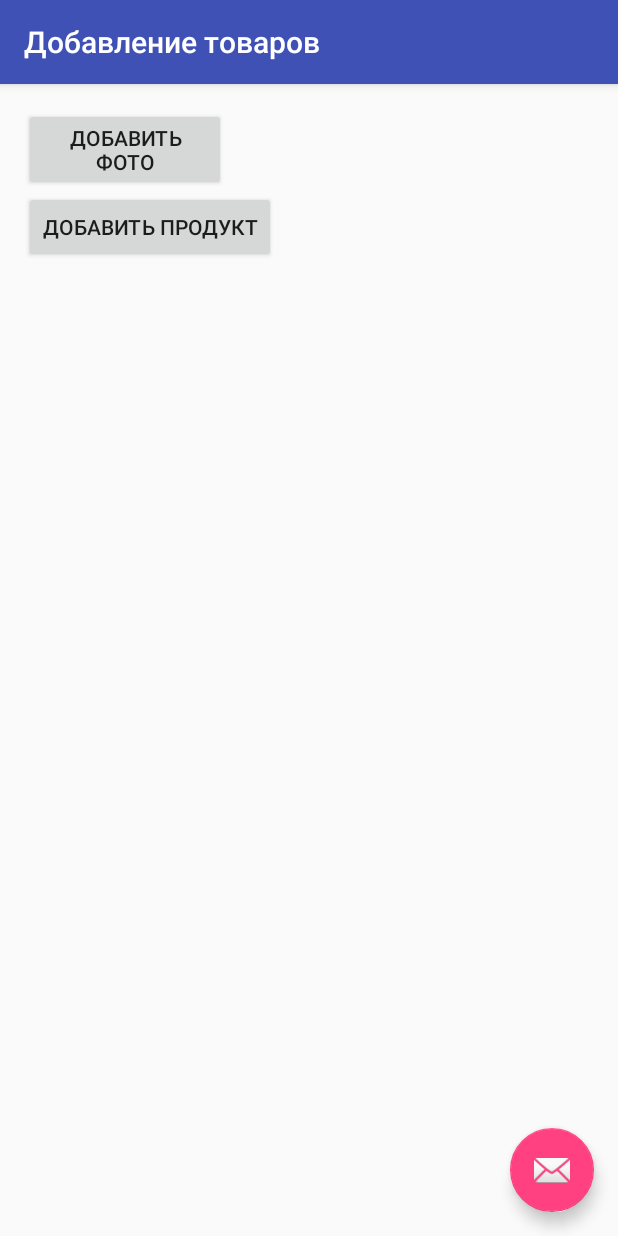
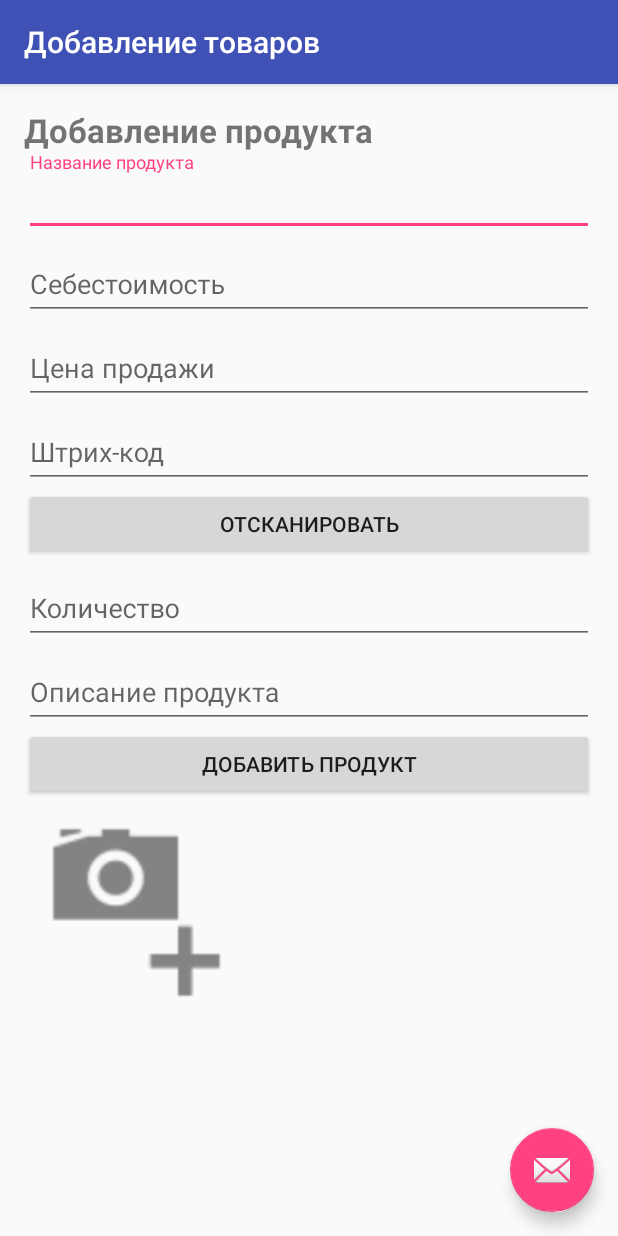
Before and after one commit to grechkin-pogrebnyakov/smartshop, an Android app: the AddProductActivity screen opened directly, with no data from a screen before it, after a tap on "ДОБАВИТЬ ПРОДУКТ", on a phone screen of 412 x 824 dp. Run offline under Robolectric (Android 15) with nearby library versions, the phone set to English and light mode, and no system bars; libraries missing offline, so code that uses them is left out: com.google.zxing.integration.

Commit message:
implemented function for add product in database

```diff
--- a/app/src/main/AndroidManifest.xml
+++ b/app/src/main/AndroidManifest.xml
@@ -8,6 +8,8 @@
     <uses-permission android:name="android.permission.READ_CONTACTS" />
     <uses-permission android:name="android.permission.INTERNET" />
     <uses-permission android:name="android.permission.ACCESS_NETWORK_STATE" />
+    <uses-feature android:name="android.hardware.camera"
+        android:required="true" />
 
     <application
         android:allowBackup="true"
--- a/app/src/main/java/com/technopark/smartbiz/MainActivity.java
+++ b/app/src/main/java/com/technopark/smartbiz/MainActivity.java
@@ -57,7 +57,7 @@ public class MainActivity extends AppCompatActivity {
         goToAddProduct.setOnClickListener(new View.OnClickListener() {
             @Override
             public void onClick(View view) {
-                Intent goAddProduct = new Intent(getApplicationContext(), ListAddedProducts.class);
+                Intent goAddProduct = new Intent(getApplicationContext(), AddProductActivity.class);
                 startActivity(goAddProduct);
             }
         });
--- a/app/src/main/java/com/technopark/smartbiz/buisnessLogic/addProduct/AddProductActivity.java
+++ b/app/src/main/java/com/technopark/smartbiz/buisnessLogic/addProduct/AddProductActivity.java
@@ -2,40 +2,34 @@ package com.technopark.smartbiz.buisnessLogic.addProduct;
 
 import android.content.ContentValues;
 import android.content.Intent;
-import android.graphics.Bitmap;
 import android.net.Uri;
 import android.os.Bundle;
-import android.os.Environment;
-import android.provider.MediaStore;
 import android.support.design.widget.FloatingActionButton;
 import android.support.design.widget.Snackbar;
 import android.support.v7.app.AppCompatActivity;
 import android.support.v7.widget.Toolbar;
-import android.util.Log;
 import android.view.View;
 import android.widget.Button;
-import android.widget.ImageView;
+import android.widget.EditText;
+import android.widget.ImageButton;
 import android.widget.Toast;
 
+import com.google.zxing.integration.android.IntentIntegrator;
+import com.google.zxing.integration.android.IntentResult;
 import com.technopark.smartbiz.R;
 import com.technopark.smartbiz.database.SmartShopContentProvider;
 
-import java.io.File;
-
 public class AddProductActivity extends AppCompatActivity {
 
-    File directory;
-    final int TYPE_PHOTO = 1;
-    final int TYPE_VIDEO = 2;
+    String name, priceCostProduct, priceSellingProduct, count, barcode, description, photoPath;
 
-    final int REQUEST_CODE_PHOTO = 1;
-    final int REQUEST_CODE_VIDEO = 2;
+    ImageButton addProductPhotoButton;
+    Button addProductButton;
+    Button scanBarcodeButton;
 
-    final String TAG = "myLogs";
+    EditText nameEditText, priceCostProductEditText,priceSellingProductEditText,
+    barcodeEditText, countEditText, descriptionEditText;
 
-    ImageView productPhoto;
-    Button addProductPhotoButton;
-    Button addProductButton;
 
     @Override
     protected void onCreate(Bundle savedInstanceState) {
@@ -52,47 +46,94 @@ public class AddProductActivity extends AppCompatActivity {
                         .setAction("Action", null).show();
             }
         });
+        photoPath = new String();
 
-        createDirectory();
-        productPhoto = (ImageView) findViewById(R.id.add_product_photo_products);
-        addProductPhotoButton = (Button) findViewById(R.id.add_product_button_add_photo);
-        addProductPhotoButton.setOnClickListener(new View.OnClickListener() {
+        initializationEditTextFields();
+        initializationButtons();
+
+        initializationButtonsListener();
+
+    }
+
+    private void initializationEditTextFields() {
+        nameEditText = (EditText) findViewById(R.id.content_add_product_name_textField);
+        priceCostProductEditText = (EditText) findViewById(R.id.content_add_product_price_cost_textField);
+        priceSellingProductEditText = (EditText) findViewById(R.id.content_add_product_price_selling);
+        barcodeEditText = (EditText) findViewById(R.id.content_add_product_barcode);
+        countEditText = (EditText) findViewById(R.id.content_add_product_count);
+        descriptionEditText = (EditText) findViewById(R.id.content_add_product_description);
+    }
+
+    private void initializationButtons () {
+        addProductPhotoButton = (ImageButton) findViewById(R.id.content_add_product_photo);
+        addProductButton = (Button) findViewById(R.id.content_add_product_button_add_product);
+        scanBarcodeButton = (Button) findViewById(R.id.content_add_product_scan_barcode);
+    }
+
+    private void initializationButtonsListener () {
+        addProductButton.setOnClickListener(new View.OnClickListener() {
             @Override
             public void onClick(View view) {
-                onClickPhoto();
+                actionForAddProductButton();
             }
         });
 
-        addProductButton = (Button) findViewById(R.id.add_product_button_add_product);
-        addProductButton.setOnClickListener(new View.OnClickListener() {
+        scanBarcodeButton.setOnClickListener(new View.OnClickListener() {
             @Override
             public void onClick(View view) {
-                if (addRecord() != null) {
-                    Toast.makeText(getApplicationContext(), "add record", Toast.LENGTH_LONG).show();
-                } else Toast.makeText(getApplicationContext(), "error add", Toast.LENGTH_LONG).show();
+                IntentIntegrator integrator = new IntentIntegrator(AddProductActivity.this);
+                integrator.initiateScan(IntentIntegrator.PRODUCT_CODE_TYPES);
             }
         });
-
     }
 
-    private Uri addRecord() {
+    private void actionForAddProductButton () {
+        name = nameEditText.getText().toString();
+        priceCostProduct = priceCostProductEditText.getText().toString();
+        priceSellingProduct = priceSellingProductEditText.getText().toString();
+        count = countEditText.getText().toString();
+        barcode = barcodeEditText.getText().toString();
+        description = descriptionEditText.getText().toString();
+
+        if (addRecord(name, priceCostProduct, priceSellingProduct, count, barcode, description,
+                photoPath) != null) {
+            Toast.makeText(getApplicationContext(), "Продукт добавлен", Toast.LENGTH_LONG);
+        } Toast.makeText(getApplicationContext(), "Ошибка добавления продукта", Toast.LENGTH_LONG);
+    }
+
+    @Override
+    public void onActivityResult(int requestCode, int resultCode, Intent intent) {
+        IntentResult result = IntentIntegrator.parseActivityResult(requestCode, resultCode, intent);
+        if (result != null) {
+            String contents = result.getContents();
+            if (contents != null) {
+                Toast.makeText(getApplicationContext(), "Успешно отсканированно!" + result.toString(), Toast.LENGTH_LONG).show();
+                barcodeEditText.setText( result.getContents() );
+            } else {
+                Toast.makeText(getApplicationContext(), "failed scan", Toast.LENGTH_LONG).show();
+            }
+        }
+    }
+
+    private Uri addRecord(String name, String priceCostProduct, String priceSellingProduct,
+                          String count, String barcode, String description, String photoPath ) {
         // Defines a new Uri object that receives the result of the insertion
         Uri mNewUri;
 
-// Defines an object to contain the new values to insert
+        // Defines an object to contain the new values to insert
         ContentValues mNewValues = new ContentValues();
 
-/*
- * Sets the values of each column and inserts the word. The arguments to the "put"
- * method are "column name" and "value"
- */
-        mNewValues.put("barcode", "7657545323");
-        mNewValues.put("photo_path", "example.user");
-        mNewValues.put("name", "myproduct");
-        mNewValues.put("price_selling_product", "300");
-        mNewValues.put("price_purchase_product", "150");
-        mNewValues.put("description", "example.user");
-        mNewValues.put("count", "20");
+        /*
+        * Sets the values of each column and inserts the word. The arguments to the "put"
+        * method are "column name" and "value"
+        */
+        mNewValues.put("barcode", barcode);
+        mNewValues.put("photo_path", photoPath);
+        mNewValues.put("name", name);
+        mNewValues.put("price_selling_product", priceSellingProduct);
+        mNewValues.put("price_cost_product", priceCostProduct);
+        mNewValues.put("description", description);
+        mNewValues.put("count", count);
 
         mNewUri = getContentResolver().insert(
                 SmartShopContentProvider.ITEMS_CONTENT_URI,   // the user dictionary content URI
@@ -101,73 +142,4 @@ public class AddProductActivity extends AppCompatActivity {
         return mNewUri;
     }
 
-    public void onClickPhoto() {
-        Intent intent = new Intent(MediaStore.ACTION_IMAGE_CAPTURE);
-        intent.putExtra(MediaStore.EXTRA_OUTPUT, generateFileUri(TYPE_PHOTO));
-        startActivityForResult(intent, REQUEST_CODE_PHOTO);
-    }
-
-    @Override
-    protected void onActivityResult(int requestCode, int resultCode,
-                                    Intent intent) {
-        if (requestCode == REQUEST_CODE_PHOTO) {
-            if (resultCode == RESULT_OK) {
-                if (intent == null) {
-                    Log.d(TAG, "Intent is null");
-                } else {
-                    Log.d(TAG, "Photo uri: " + intent.getData());
-                    Bundle bndl = intent.getExtras();
-                    if (bndl != null) {
-                        Object obj = intent.getExtras().get("data");
-                        if (obj instanceof Bitmap) {
-                            Bitmap bitmap = (Bitmap) obj;
-                            Log.d(TAG, "bitmap " + bitmap.getWidth() + " x "
-                                    + bitmap.getHeight());
-                            productPhoto.setImageBitmap(bitmap);
-                        }
-                    }
-                }
-            } else if (resultCode == RESULT_CANCELED) {
-                Log.d(TAG, "Canceled");
-            }
-        }
-
-        if (requestCode == REQUEST_CODE_VIDEO) {
-            if (resultCode == RESULT_OK) {
-                if (intent == null) {
-                    Log.d(TAG, "Intent is null");
-                } else {
-                    Log.d(TAG, "Video uri: " + intent.getData());
-                }
-            } else if (resultCode == RESULT_CANCELED) {
-                Log.d(TAG, "Canceled");
-            }
-        }
-    }
-
-    private Uri generateFileUri(int type) {
-        File file = null;
-        switch (type) {
-            case TYPE_PHOTO:
-                file = new File(directory.getPath() + "/" + "photo_"
-                        + System.currentTimeMillis() + ".jpg");
-                break;
-            case TYPE_VIDEO:
-                file = new File(directory.getPath() + "/" + "video_"
-                        + System.currentTimeMillis() + ".mp4");
-                break;
-        }
-        Log.d(TAG, "fileName = " + file);
-        return Uri.fromFile(file);
-    }
-
-    private void createDirectory() {
-        directory = new File(
-                Environment
-                        .getExternalStoragePublicDirectory(Environment.DIRECTORY_PICTURES),
-                "MyFolder");
-        if (!directory.exists())
-            directory.mkdirs();
-    }
-
 }
--- a/app/src/main/java/com/technopark/smartbiz/database/DatabaseHelper.java
+++ b/app/src/main/java/com/technopark/smartbiz/database/DatabaseHelper.java
@@ -20,7 +20,7 @@ public class DatabaseHelper extends SQLiteOpenHelper {
                     " photo_path TEXT, " +
                     " name TEXT, " +
                     " price_selling_product INTEGER, " +
-                    " price_purchase_product INTEGER, " +
+                    " price_cost_product INTEGER, " +
                     " description TEXT, " +
                     " count INTEGER );";
 
--- a/app/src/main/java/com/technopark/smartbiz/screnListView/ListAddedProducts.java
+++ b/app/src/main/java/com/technopark/smartbiz/screnListView/ListAddedProducts.java
@@ -96,7 +96,7 @@ public class ListAddedProducts extends AppCompatActivity implements LoaderManage
                         String descriptionProduct = cursor.getString(cursor.getColumnIndex("description"));
                         String photoPath = cursor.getString(cursor.getColumnIndex("photo_path"));
                         int priceSellingProduct = cursor.getInt(cursor.getColumnIndex("price_selling_product"));
-                        int pricePurchaseProduct = cursor.getInt(cursor.getColumnIndex("price_purchase_product"));
+                        int pricePurchaseProduct = cursor.getInt(cursor.getColumnIndex("price_cost_product"));
                         int productBarcode = cursor.getInt(cursor.getColumnIndex("barcode"));
                         int countProduct = cursor.getInt(cursor.getColumnIndex("count"));
                         Product product = new Product(nameProduct, descriptionProduct, photoPath, priceSellingProduct,
--- a/app/src/main/java/com/technopark/smartbiz/userIdentification/LoginActivity.java
+++ b/app/src/main/java/com/technopark/smartbiz/userIdentification/LoginActivity.java
@@ -620,7 +620,7 @@ public class LoginActivity extends AppCompatActivity implements LoaderCallbacks<
                     is.close();
                 }
             }
-            return null;
+            return new JSONObject();
         }
 
         private String readIt(InputStream stream, int len) throws IOException {
--- a/app/src/main/res/layout/activity_add_product.xml
+++ b/app/src/main/res/layout/activity_add_product.xml
@@ -1,25 +1,47 @@
 <?xml version="1.0" encoding="utf-8"?>
-<android.support.design.widget.CoordinatorLayout
-    xmlns:android="http://schemas.android.com/apk/res/android"
-    xmlns:app="http://schemas.android.com/apk/res-auto"
-    xmlns:tools="http://schemas.android.com/tools" android:layout_width="match_parent"
-    android:layout_height="match_parent" android:fitsSystemWindows="true"
-    tools:context="com.technopark.smartbiz.buisnessLogic.addProduct.AddProductActivity">
+<android.support.design.widget.CoordinatorLayout xmlns:android="http://schemas.android.com/apk/res/android"
+                                                 xmlns:app="http://schemas.android.com/apk/res-auto"
+                                                 xmlns:tools="http://schemas.android.com/tools"
+                                                 android:layout_width="match_parent"
+                                                 android:layout_height="match_parent"
+                                                 android:fitsSystemWindows="true"
+                                                 android:scrollbars="vertical"
+                                                 tools:context="com.technopark.smartbiz.buisnessLogic.addProduct.AddProductActivity"
+    >
 
-    <android.support.design.widget.AppBarLayout android:layout_height="wrap_content"
-        android:layout_width="match_parent" android:theme="@style/AppTheme.AppBarOverlay">
+    <android.support.design.widget.AppBarLayout
+        android:layout_width="match_parent"
+        android:layout_height="wrap_content"
+        android:id="@+id/add_product_appbar"
+        android:theme="@style/AppTheme.AppBarOverlay"
+        >
 
-        <android.support.v7.widget.Toolbar android:id="@+id/toolbar"
-            android:layout_width="match_parent" android:layout_height="?attr/actionBarSize"
-            android:background="?attr/colorPrimary" app:popupTheme="@style/AppTheme.PopupOverlay" />
+        <android.support.v7.widget.Toolbar
+            android:id="@+id/toolbar"
+            android:layout_width="match_parent"
+            android:layout_height="?attr/actionBarSize"
+            android:background="?attr/colorPrimary"
+            app:popupTheme="@style/AppTheme.PopupOverlay"
+            />
 
     </android.support.design.widget.AppBarLayout>
 
-    <include layout="@layout/content_add_product" />
 
-    <android.support.design.widget.FloatingActionButton android:id="@+id/fab"
-        android:layout_width="wrap_content" android:layout_height="wrap_content"
-        android:layout_gravity="bottom|end" android:layout_margin="@dimen/fab_margin"
-        android:src="@android:drawable/ic_dialog_email" />
+    <include layout="@layout/content_add_product"
+             android:layout_width="match_parent"
+             android:layout_height="wrap_content"
+             android:layout_below="@+id/add_product_appbar"
+             app:layout_behavior="@string/appbar_scrolling_view_behavior"
+        />
+
+
+    <android.support.design.widget.FloatingActionButton
+        android:id="@+id/fab"
+        android:layout_width="wrap_content"
+        android:layout_height="wrap_content"
+        android:layout_gravity="bottom|end"
+        android:layout_margin="@dimen/fab_margin"
+        android:src="@android:drawable/ic_dialog_email"
+        />
 
 </android.support.design.widget.CoordinatorLayout>
--- a/app/src/main/res/layout/content_add_product.xml
+++ b/app/src/main/res/layout/content_add_product.xml
@@ -1,41 +1,159 @@
 <?xml version="1.0" encoding="utf-8"?>
-<RelativeLayout xmlns:android="http://schemas.android.com/apk/res/android"
+<ScrollView
+    xmlns:android="http://schemas.android.com/apk/res/android"
+    android:layout_width="fill_parent"
+    android:layout_height="wrap_content"
+    >
+
+    <LinearLayout xmlns:android="http://schemas.android.com/apk/res/android"
+                  xmlns:app="http://schemas.android.com/apk/res-auto"
                   xmlns:tools="http://schemas.android.com/tools"
-    xmlns:app="http://schemas.android.com/apk/res-auto" android:layout_width="match_parent"
-    android:layout_height="match_parent" android:paddingLeft="@dimen/activity_horizontal_margin"
+                  android:layout_width="match_parent"
+                  android:layout_height="match_parent"
+                  android:orientation="vertical"
+                  android:paddingBottom="@dimen/activity_vertical_margin"
+                  android:paddingLeft="@dimen/activity_horizontal_margin"
                   android:paddingRight="@dimen/activity_horizontal_margin"
                   android:paddingTop="@dimen/activity_vertical_margin"
-    android:paddingBottom="@dimen/activity_vertical_margin"
                   app:layout_behavior="@string/appbar_scrolling_view_behavior"
+                  tools:context="com.technopark.smartbiz.buisnessLogic.addProduct.AddProductActivity"
                   tools:showIn="@layout/activity_add_product"
-    tools:context="com.technopark.smartbiz.buisnessLogic.addProduct.AddProductActivity">
+        >
 
 
+        <TextView
+            android:id="@+id/content_add_product_textView_description_operation"
+            android:layout_width="wrap_content"
+            android:layout_height="wrap_content"
+            android:text="Добавление продукта"
+            android:textSize="@dimen/abc_text_size_large_material"
+            android:textStyle="bold"
+            />
+
+        <android.support.design.widget.TextInputLayout
+            android:id="@+id/autoCompleteTextView1"
+            android:layout_width="match_parent"
+            android:layout_height="wrap_content"
+            >
+
+            <AutoCompleteTextView
+                android:id="@+id/content_add_product_name_textField"
+                android:layout_width="match_parent"
+                android:layout_height="wrap_content"
+                android:hint="Название продукта"
+                android:inputType="text"
+                android:maxLines="1"
+                android:singleLine="true"
+                />
+
+        </android.support.design.widget.TextInputLayout>
+
+        <android.support.design.widget.TextInputLayout
+            android:id="@+id/autoCompleteTextView2"
+            android:layout_width="match_parent"
+            android:layout_height="wrap_content"
+            >
+
+            <AutoCompleteTextView
+                android:id="@+id/content_add_product_price_cost_textField"
+                android:layout_width="match_parent"
+                android:layout_height="wrap_content"
+                android:hint="Себестоимость"
+                android:inputType="numberDecimal"
+                android:maxLines="1"
+                android:singleLine="true"
+                />
+        </android.support.design.widget.TextInputLayout>
+
+        <android.support.design.widget.TextInputLayout
+            android:id="@+id/autoCompleteTextView3"
+            android:layout_width="match_parent"
+            android:layout_height="wrap_content"
+            >
+
+            <AutoCompleteTextView
+                android:id="@+id/content_add_product_price_selling"
+                android:layout_width="match_parent"
+                android:layout_height="wrap_content"
+                android:hint="Цена продажи"
+                android:inputType="numberDecimal"
+                android:maxLines="1"
+                android:singleLine="true"
+                />
+        </android.support.design.widget.TextInputLayout>
+
+        <android.support.design.widget.TextInputLayout
+            android:id="@+id/autoCompleteTextView4"
+            android:layout_width="match_parent"
+            android:layout_height="wrap_content"
+            >
+
+            <AutoCompleteTextView
+                android:id="@+id/content_add_product_barcode"
+                android:layout_width="match_parent"
+                android:layout_height="wrap_content"
+                android:hint="Штрих-код"
+                android:inputType="number"
+                android:maxLines="1"
+                android:singleLine="true"
+                />
+        </android.support.design.widget.TextInputLayout>
 
         <Button
-        android:layout_width="wrap_content"
+            android:id="@+id/content_add_product_scan_barcode"
+            style="?android:attr/buttonStyleSmall"
+            android:layout_width="match_parent"
             android:layout_height="wrap_content"
-        android:text="Добавить фото"
-        android:id="@+id/add_product_button_add_photo"
-        android:layout_alignParentRight="true"
-        android:layout_alignParentEnd="true"
-        android:layout_marginRight="245dp"
-        android:layout_marginEnd="245dp" />
+            android:text="Отсканировать"
+            />
 
-    <ImageView
-        android:layout_width="wrap_content"
+        <android.support.design.widget.TextInputLayout
+            android:id="@+id/autoCompleteTextView5"
+            android:layout_width="match_parent"
             android:layout_height="wrap_content"
-        android:id="@+id/add_product_photo_products"
-        android:layout_below="@+id/add_product_button_add_photo"
-        android:layout_alignParentLeft="true"
-        android:layout_alignParentStart="true" />
+            >
+
+            <AutoCompleteTextView
+                android:id="@+id/content_add_product_count"
+                android:layout_width="match_parent"
+                android:layout_height="wrap_content"
+                android:hint="Количество"
+                android:inputType="number"
+                android:maxLines="1"
+                android:singleLine="true"
+                />
+        </android.support.design.widget.TextInputLayout>
+
+        <android.support.design.widget.TextInputLayout
+            android:id="@+id/autoCompleteTextView6"
+            android:layout_width="match_parent"
+            android:layout_height="wrap_content"
+            >
+
+            <AutoCompleteTextView
+                android:id="@+id/content_add_product_description"
+                android:layout_width="match_parent"
+                android:layout_height="wrap_content"
+                android:hint="Описание продукта"
+                android:inputType="text"
+                android:maxLines="3"
+                android:singleLine="true"
+                />
+        </android.support.design.widget.TextInputLayout>
 
         <Button
-        android:layout_width="wrap_content"
+            android:id="@+id/content_add_product_button_add_product"
+            android:layout_width="match_parent"
             android:layout_height="wrap_content"
             android:text="Добавить продукт"
-        android:id="@+id/add_product_button_add_product"
-        android:layout_below="@+id/add_product_button_add_photo"
-        android:layout_alignParentLeft="true"
-        android:layout_alignParentStart="true" />
-</RelativeLayout>
+            />
+
+        <ImageButton
+            android:id="@+id/content_add_product_photo"
+            android:layout_width="150dp"
+            android:layout_height="150dp"
+            android:background="@drawable/camera"
+            />
+
+    </LinearLayout>
+</ScrollView>
```
Also changed, not shown: app/src/main/res/drawable/camera.png (added). Lines whose indentation alone changed are shown as unchanged.
